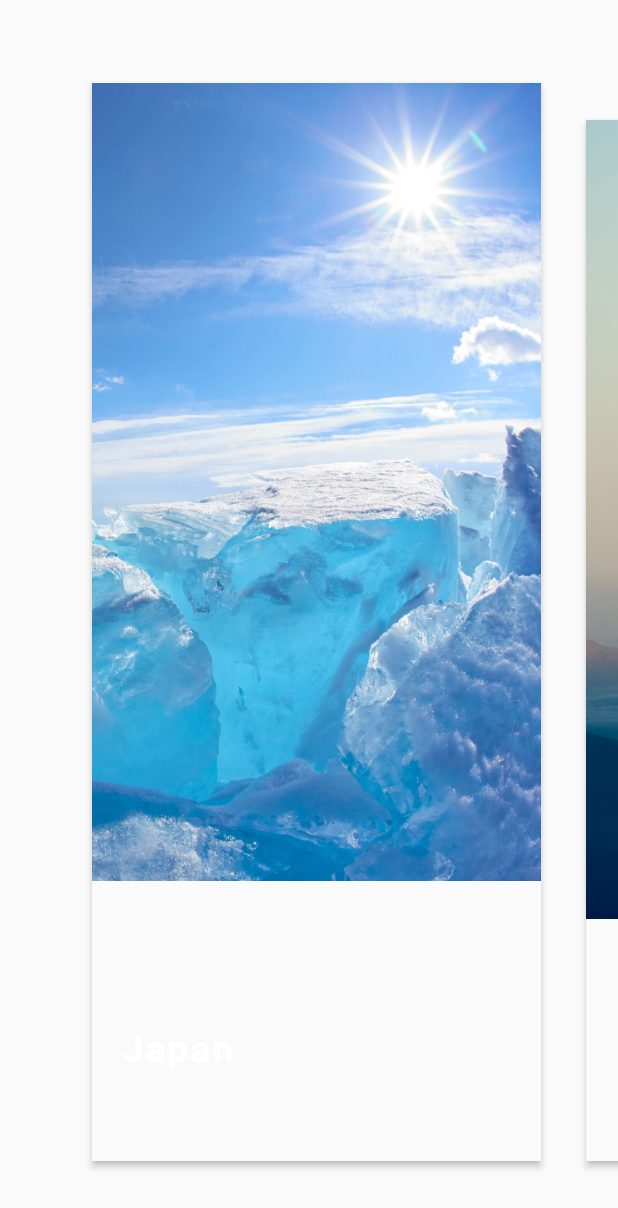
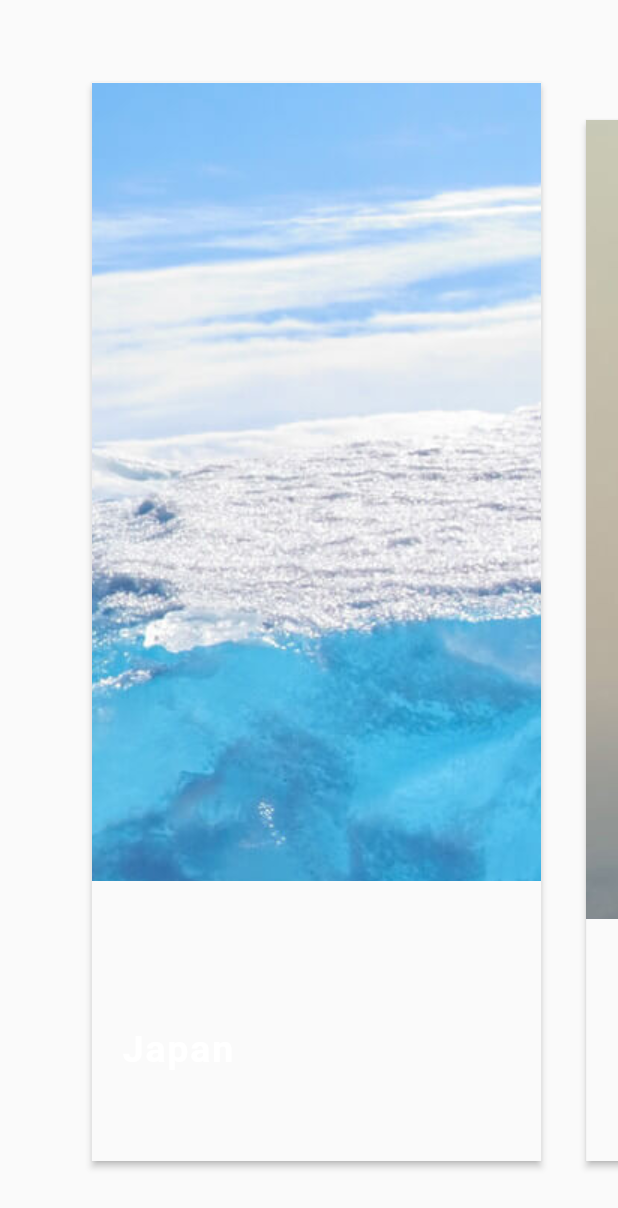
Before and after one commit to jiang111/flutter_code, a Flutter app: the PageViewWidget widget shown alone on an empty page, opened directly, on a phone screen of 412 x 824 dp. Shown: the top 1208 px of the screen. Run offline on Flutter 3.47's test engine with Material 2 defaults, Android fonts, the phone set to English and light mode, and no system bars.

Commit message:
update readme

```diff
--- a/lib/transform/home_page.dart
+++ b/lib/transform/home_page.dart
@@ -41,6 +41,7 @@ class _HomePageState extends State<HomePage> {
         ],
       ),
       body: Column(
+        crossAxisAlignment: CrossAxisAlignment.start,
         mainAxisAlignment: MainAxisAlignment.start,
         children: <Widget>[
           Padding(
@@ -131,7 +132,8 @@ class _PageViewWidgetState extends State<PageViewWidget> {
                   Image.asset(
                     _list[index].url,
                     width: MediaQuery.of(context).size.width,
-                    fit: BoxFit.cover,
+                    fit: BoxFit.none,
+                    alignment: Alignment((pageOffset - index).abs() * 0.5, 0),
                   ),
                   Positioned(
                     bottom: 60,
@@ -163,7 +165,6 @@ class _PageViewWidgetState extends State<PageViewWidget> {
   }
 }
 
-
 class VacationBean {
   String url;
   String name;
```
